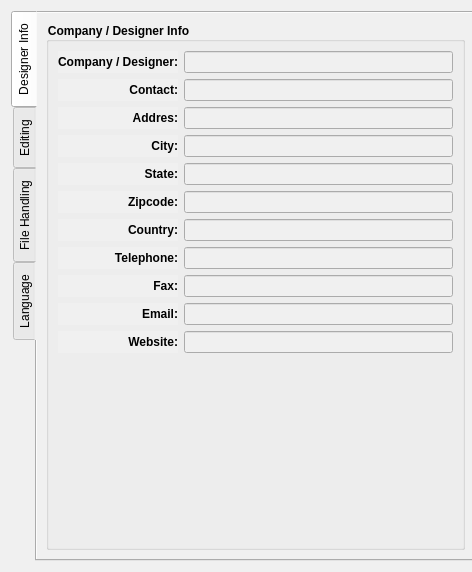
Old version of the form src/app/seamly2d/dialogs/configpages/preferencesconfigurationpage.ui in the repository FashionFreedom/Seamly2D.
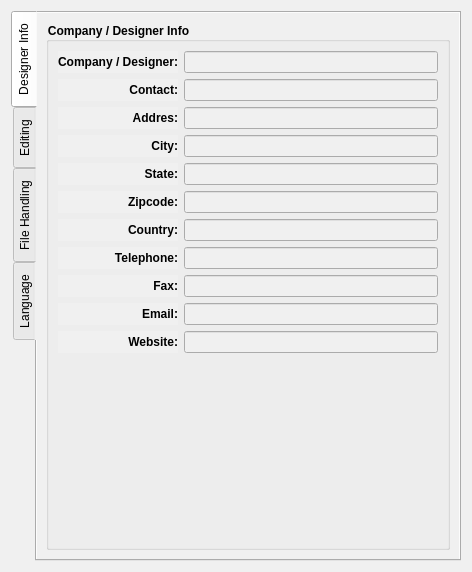
New version of the form. Custom widgets are drawn as their Qt base class.

The edit to the form file:
```diff
--- a/src/app/seamly2d/dialogs/configpages/preferencesconfigurationpage.ui
+++ b/src/app/seamly2d/dialogs/configpages/preferencesconfigurationpage.ui
@@ -18,8 +18,8 @@
   </property>
   <property name="maximumSize">
    <size>
-    <width>487</width>
-    <height>572</height>
+    <width>16777215</width>
+    <height>16777215</height>
    </size>
   </property>
   <property name="windowTitle">
@@ -32,21 +32,21 @@
    <item>
     <widget class="QTabWidget" name="company_Tab">
      <property name="sizePolicy">
-      <sizepolicy hsizetype="Fixed" vsizetype="Fixed">
+      <sizepolicy hsizetype="Expanding" vsizetype="Expanding">
        <horstretch>0</horstretch>
        <verstretch>0</verstretch>
       </sizepolicy>
      </property>
      <property name="minimumSize">
       <size>
-       <width>465</width>
-       <height>550</height>
+       <width>0</width>
+       <height>0</height>
       </size>
      </property>
      <property name="maximumSize">
       <size>
-       <width>465</width>
-       <height>550</height>
+       <width>16777215</width>
+       <height>16777215</height>
       </size>
      </property>
      <property name="font">
@@ -70,6 +70,12 @@
       <layout class="QVBoxLayout" name="verticalLayout_14">
        <item>
         <widget class="QGroupBox" name="groupBox">
+         <property name="sizePolicy">
+          <sizepolicy hsizetype="Expanding" vsizetype="Preferred">
+           <horstretch>0</horstretch>
+           <verstretch>0</verstretch>
+          </sizepolicy>
+         </property>
          <property name="font">
           <font>
            <bold>true</bold>
```
Left out of the diff: 6 changed lines with no effect on the pictures.
